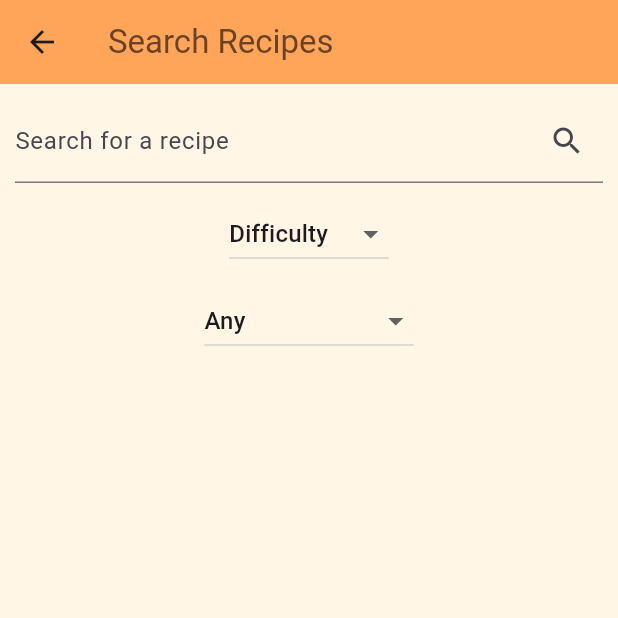
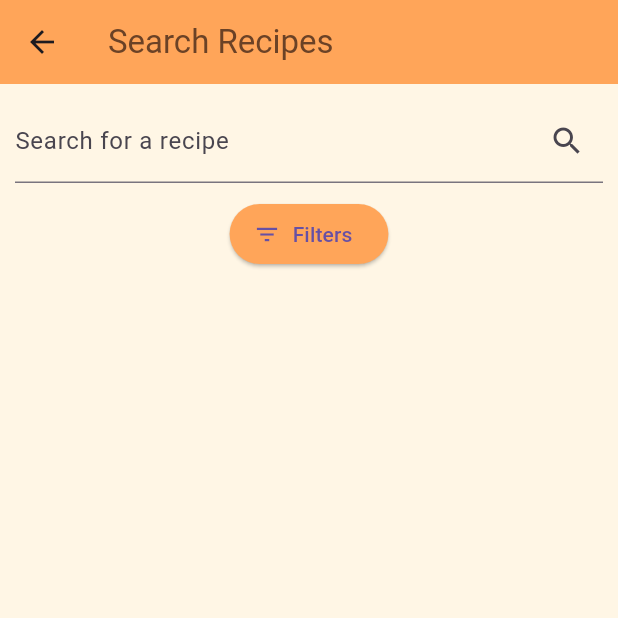
Before and after one commit to Team7D/RecipeApp-JnA, a Flutter app: the screen it shows after launch, after a tap on "Login", after a tap on the "search" icon, on a phone screen of 412 x 824 dp, the top half of it. Run offline on Flutter 3.47's test engine with Material 3 defaults, Android fonts, the phone set to English and light mode, and no system bars; our stand-ins replace cloud_firestore, firebase_auth, firebase_core; accounts and stored records are empty; network calls fail.

Commit message:
Updated filtering logic

```diff
--- a/lib/Frontend/Pages/search_page.dart
+++ b/lib/Frontend/Pages/search_page.dart
@@ -14,32 +14,29 @@ class SearchPage extends StatefulWidget {
 class _SearchPageState extends State<SearchPage> {
   final TextEditingController _searchController = TextEditingController();
   final TextEditingController _ingredientController = TextEditingController();
+
   List<Recipe> _searchResults = [];
-  String _selectedFilter = 'Difficulty';
-  String _selectedFilterValue = "Any";
   List<String> _selectedIngredients = [];
+  String _selectedDifficulty = "Any";
+  String _selectedRating = "Any";
+  String _selectedTime = "Any";
 
-  final Map<String, List<String>> filterOptions = {
-    'Difficulty': ['Any', 'Easy', 'Medium', 'Hard'],
-    'Rating': ['1', '2', '3', '4', '5'],
-    'Total Time': ['< 30 min', '30-60 min', '> 60 min'],
-    'Ingredients': []
-  };
+  final List<String> difficultyOptions = ['Any', 'Easy', 'Medium', 'Hard'];
+  final List<String> ratingOptions = ['Any', '1', '2', '3', '4', '5'];
+  final List<String> timeOptions = ['Any', '< 30 min', '30-60 min', '> 60 min'];
 
   void _performSearch() async {
     Filter filter = Filter(
       title: _searchController.text.trim().isNotEmpty ? _searchController.text.trim() : null,
-      ingredients: _selectedIngredients.isNotEmpty ? _selectedIngredients.map((name) => Ingredient(name, 1, "g")).toList() : [],
-      duration: _selectedFilter == 'Total Time' ? _parseTime(_selectedFilterValue) : null,
-      rating: _selectedFilter == 'Rating' ? Rating(double.tryParse(_selectedFilterValue) ?? 0, 0) : null,
-      difficulty: _selectedFilter == 'Difficulty' ? Difficulty(level: _selectedFilterValue) : null,
+      ingredients: _selectedIngredients.isNotEmpty
+          ? _selectedIngredients.map((name) => Ingredient(name, 1, "g")).toList()
+          : [],
+      duration: _selectedTime != "Any" ? _parseTime(_selectedTime) : null,
+      rating: _selectedRating != "Any" ? Rating(double.tryParse(_selectedRating) ?? 0, 0) : null,
+      difficulty: _selectedDifficulty != "Any" ? Difficulty(level: _selectedDifficulty) : null,
     );
 
-    if(filter.isEmpty()){
-      _searchResults = await retrieveAllRecipes();
-    } else {
-      _searchResults = await getAllRecipesWithFilter(filter);
-    }
+    _searchResults = filter.isEmpty() ? await retrieveAllRecipes() : await getAllRecipesWithFilter(filter);
     setState(() {});
   }
 
@@ -62,6 +59,101 @@ class _SearchPageState extends State<SearchPage> {
     _performSearch();
   }
 
+  void _showFilterPopup() {
+    showModalBottomSheet(
+      context: context,
+      isScrollControlled: true,
+      builder: (BuildContext context) {
+        return StatefulBuilder(
+          builder: (BuildContext context, StateSetter setModalState) {
+            return Padding(
+              padding: const EdgeInsets.all(16.0),
+              child: Wrap(
+                children: [
+                  Text("Filters", style: TextStyle(fontSize: 18, fontWeight: FontWeight.bold)),
+                  Divider(),
+
+                  // Difficulty Filter
+                  Text("Difficulty"),
+                  DropdownButton<String>(
+                    value: _selectedDifficulty,
+                    onChanged: (newValue) {
+                      setModalState(() {
+                        _selectedDifficulty = newValue!;
+                      });
+                      _performSearch();
+                    },
+                    items: difficultyOptions.map((option) => DropdownMenuItem(value: option, child: Text(option))).toList(),
+                  ),
+
+                  // Rating Filter
+                  Text("Rating"),
+                  DropdownButton<String>(
+                    value: _selectedRating,
+                    onChanged: (newValue) {
+                      setModalState(() {
+                        _selectedRating = newValue!;
+                      });
+                      _performSearch();
+                    },
+                    items: ratingOptions.map((option) => DropdownMenuItem(value: option, child: Text(option))).toList(),
+                  ),
+
+                  // Time Filter
+                  Text("Total Time"),
+                  DropdownButton<String>(
+                    value: _selectedTime,
+                    onChanged: (newValue) {
+                      setModalState(() {
+                        _selectedTime = newValue!;
+                      });
+                      _performSearch();
+                    },
+                    items: timeOptions.map((option) => DropdownMenuItem(value: option, child: Text(option))).toList(),
+                  ),
+
+                  // Ingredients Filter
+                  Text("Ingredients"),
+                  TextField(
+                    controller: _ingredientController,
+                    decoration: InputDecoration(
+                      hintText: 'Enter ingredient',
+                      suffixIcon: IconButton(
+                        icon: Icon(Icons.add),
+                        onPressed: () {
+                          if (_ingredientController.text.trim().isNotEmpty) {
+                            setModalState(() {
+                              _selectedIngredients.add(_ingredientController.text.trim());
+                              _ingredientController.clear();
+                            });
+                            _performSearch();
+                          }
+                        },
+                      ),
+                    ),
+                  ),
+
+                  // Show selected ingredients as chips
+                  Wrap(
+                    children: _selectedIngredients.map((ingredient) => Chip(
+                      label: Text(ingredient),
+                      onDeleted: () {
+                        setModalState(() {
+                          _selectedIngredients.remove(ingredient);
+                        });
+                        _performSearch();
+                      },
+                    )).toList(),
+                  ),
+                ],
+              ),
+            );
+          },
+        );
+      },
+    );
+  }
+
   @override
   Widget build(BuildContext context) {
     return Scaffold(
@@ -74,6 +166,7 @@ class _SearchPageState extends State<SearchPage> {
         padding: const EdgeInsets.all(10.0),
         child: Column(
           children: [
+            // Search Bar
             TextField(
               controller: _searchController,
               decoration: InputDecoration(
@@ -83,69 +176,18 @@ class _SearchPageState extends State<SearchPage> {
               onChanged: (_) => _performSearch(),
             ),
             SizedBox(height: 10),
-            DropdownButton<String>(
-              value: _selectedFilter,
-              onChanged: (newValue) => setState(() {
-                _selectedFilter = newValue!;
-                _selectedFilterValue = '';
-                _selectedIngredients.clear();
-                _performSearch();
-              }),
-              items: filterOptions.keys.map((filter) => DropdownMenuItem(value: filter, child: Text(filter))).toList(),
+
+            // Open Filter Button
+            ElevatedButton.icon(
+              onPressed: _showFilterPopup,
+              icon: Icon(Icons.filter_list),
+              label: Text("Filters"),
+              style: ElevatedButton.styleFrom(backgroundColor: Color(0xFFFFA559)),
             ),
+
             SizedBox(height: 10),
-            if (_selectedFilter == 'Ingredients') ...[
-              TextField(
-                controller: _ingredientController,
-                decoration: InputDecoration(
-                  labelText: 'Enter ingredient',
-                  suffixIcon: IconButton(
-                    icon: Icon(Icons.add),
-                    onPressed: () {
-                      if (_ingredientController.text.trim().isNotEmpty) {
-                        setState(() {
-                          _selectedIngredients.add(_ingredientController.text.trim());
-                          _ingredientController.clear();
-                          _performSearch();
-                        });
-                      }
-                    },
-                  ),
-                ),
-                onSubmitted: (_) {
-                  if (_ingredientController.text.trim().isNotEmpty) {
-                    setState(() {
-                      _selectedIngredients.add(_ingredientController.text.trim());
-                      _ingredientController.clear();
-                      _performSearch();
-                    });
-                  }
-                },
-              ),
-              Wrap(
-                children: _selectedIngredients.map((ingredient) => Chip(
-                  label: Text(ingredient),
-                  onDeleted: () {
-                    setState(() {
-                      _selectedIngredients.remove(ingredient);
-                      _performSearch();
-                    });
-                  },
-                )).toList(),
-              ),
-            ] else
-              DropdownButton<String>(
-                value: _selectedFilterValue.isEmpty ? null : _selectedFilterValue,
-                hint: Text('Select $_selectedFilter'),
-                onChanged: (newValue) {
-                  setState(() {
-                    _selectedFilterValue = newValue!;
-                    _performSearch();
-                  });
-                },
-                items: (filterOptions[_selectedFilter] ?? []).map((option) => DropdownMenuItem(value: option, child: Text(option))).toList(),
-              ),
-            SizedBox(height: 10),
+
+            // Recipe List
             Expanded(
               child: ListView.builder(
                 itemCount: _searchResults.length,
```
